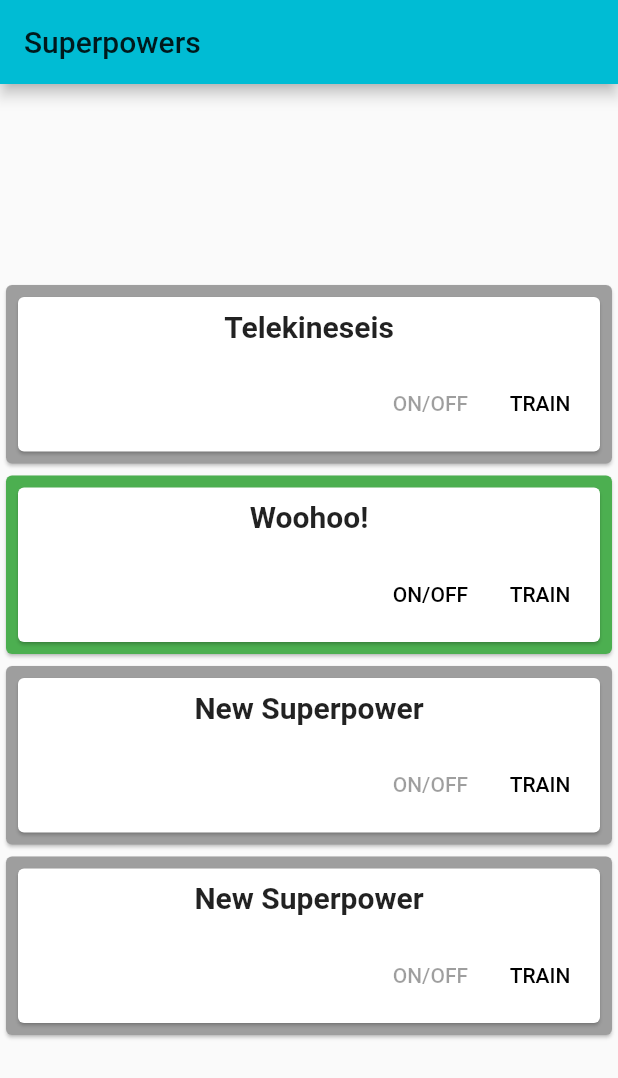
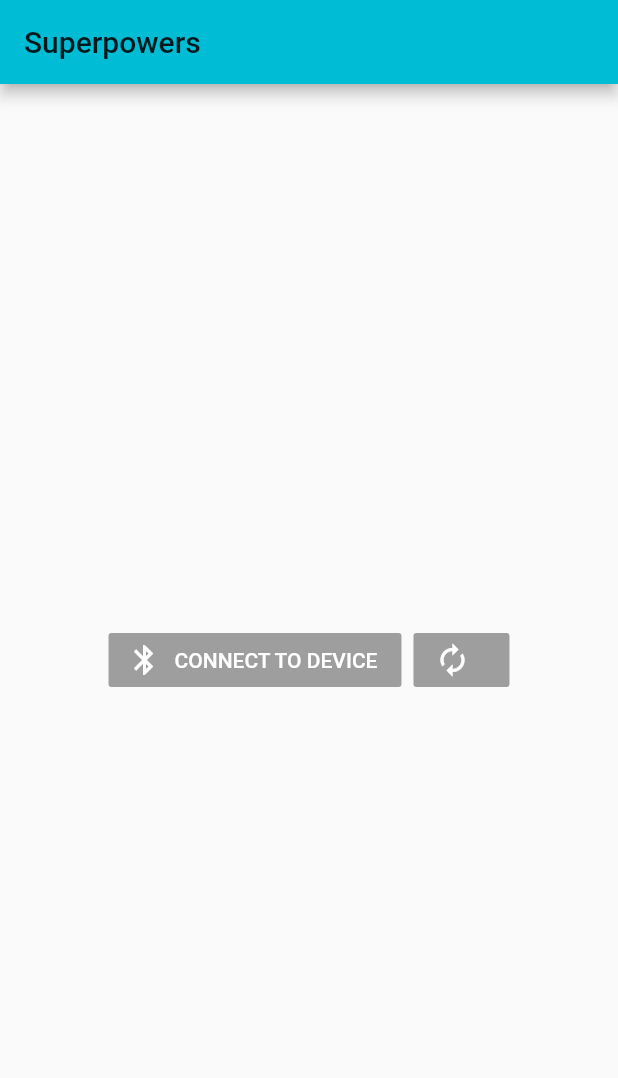
Before and after one commit to Syltaris/gestice-league-app, a Flutter app: the screen it shows after launch, on a phone screen of 412 x 824 dp. Shown: the top 1078 px of the screen. Run offline on Flutter 3.47's test engine with Material 2 defaults, Android fonts, the light colour scheme and no system bars; our stand-ins replace flutter_blue.

Commit message:
maybe working bluetooth connection code

```diff
--- a/app/lib/main.dart
+++ b/app/lib/main.dart
@@ -1,4 +1,5 @@
 import 'package:flutter/material.dart';
+import 'package:flutter_blue/flutter_blue.dart';
 
 import 'package:app/gestureList.dart';
 
@@ -30,11 +31,69 @@ class HomePage extends StatefulWidget {
   Gesture list to map!
 */
 class _MyHomePageState extends State<HomePage> {
-  int _counter = 0;
+  FlutterBlue _flutterBlue = FlutterBlue.instance;
 
-  void _incrementCounter() {
+  /// Scanning
+  var _scanSubscription;
+  Map<DeviceIdentifier, ScanResult> scanResults = new Map();
+  bool isScanning = false;
+
+  /// State
+  var _stateSubscription;
+  BluetoothState state = BluetoothState.unknown;
+
+  /// Device
+  BluetoothDevice device;
+  bool deviceFound = false;
+  bool get isConnected => (device != null);
+  var deviceConnection;
+  var deviceStateSubscription;
+  List<BluetoothService> services = new List();
+  //Map<Guid, StreamSubscription> valueChangedSubscriptions = {};
+  BluetoothDeviceState deviceState = BluetoothDeviceState.disconnected;
+
+  void _scanForDeviceAndConnect() {
+    _scanSubscription = _flutterBlue
+    .scan(
+      timeout: const Duration(seconds: 5),
+      /*withServices: [
+          new Guid('0000180F-0000-1000-8000-00805F9B34FB')
+        ]*/
+    )
+    .listen((scanResult) {
+      print('localName: ${scanResult.advertisementData.localName}');
+      print('manufacturerData: ${scanResult.advertisementData.manufacturerData}');
+      print('serviceData: ${scanResult.advertisementData.serviceData}');
+
+      bool sensorFound = (scanResult.advertisementData.localName == "GaitSensor1");
+
       setState(() {
-      _counter++;
+        scanResults[scanResult.device.id] = scanResult;
+        deviceFound = sensorFound;
+      });
+    }, onDone: _stopScan);
+
+  }
+
+  void _stopScan() {
+    _scanSubscription?.cancel();
+    _scanSubscription = null;
+  }
+
+  @override
+  void initState() {
+    super.initState();
+    // Immediately get the state of FlutterBlue
+    _flutterBlue.state.then((s) {
+      setState(() {
+        state = s;
+      });
+    });
+    // Subscribe to state changes
+    _stateSubscription = _flutterBlue.onStateChanged().listen((s) {
+      setState(() {
+        state = s;
+      });
     });
   }
 
@@ -44,9 +103,10 @@ class _MyHomePageState extends State<HomePage> {
       appBar: AppBar( // MyHomePage object in App.build 's title ...?
         title: Text(widget.title),
       ),
-      body: Center( //layout, 1-child, places in middle
-        child: Column( //list of children vertically, fills parent,
-          mainAxisAlignment: MainAxisAlignment.center, //mainAxis here is vertical axis, cross is hori
+      body: Center(
+        child: isConnected
+        ? ListView( //list of children vertically, fills parent,
+          //mainAxisAlignment: MainAxisAlignment.center, //mainAxis here is vertical axis, cross is hori
             children: <Widget>[
               GestureItem(
                 false,
@@ -73,6 +133,31 @@ class _MyHomePageState extends State<HomePage> {
                 "New Superpower"
               ),
             ],
+          )
+        : Center(
+            child:ButtonTheme.bar( // make buttons use the appropriate styles for cards
+              child: ButtonBar(
+                alignment: MainAxisAlignment.center,
+                children: <Widget>[
+                  RaisedButton.icon(
+                    icon: Icon(Icons.bluetooth) ,
+                    label: const Text('CONNECT TO DEVICE'),
+                    color: Colors.lightBlue,
+                    disabledColor: Colors.grey,
+                    textColor: Colors.white,
+                    onPressed: !deviceFound ? null : () => {},
+                  ),
+                  RaisedButton.icon(
+                    icon: Icon(Icons.autorenew) ,
+                    label: const Text(''),
+                    color: Colors.lightBlue,
+                    disabledColor: Colors.grey,
+                    textColor: Colors.white,
+                    onPressed: state != BluetoothState.on ? null : () => _scanForDeviceAndConnect(),
+                  ),
+                ]
+              ),
+            ),
           ),
       ),
     );
--- a/app/pubspec.yaml
+++ b/app/pubspec.yaml
@@ -19,7 +19,8 @@ dependencies:
   # The following adds the Cupertino Icons font to your application.
   # Use with the CupertinoIcons class for iOS style icons.
   cupertino_icons: ^0.1.2
-  flutter_launcher_icons: ^0.7.0
+  flutter_blue: ^0.4.1
+  #flutter_launcher_icons: ^0.7.0
 
 dev_dependencies:
   flutter_test:
```
Also changed, not shown: app/lib/trainingPage.dart (+16 -1 lines), 7 other files. Lines whose indentation alone changed are shown as unchanged.
